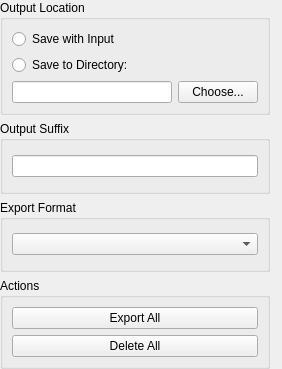
Old version of the form ilastik/applets/batchIo/batchIoDrawer.ui in the repository ilastik/ilastik.
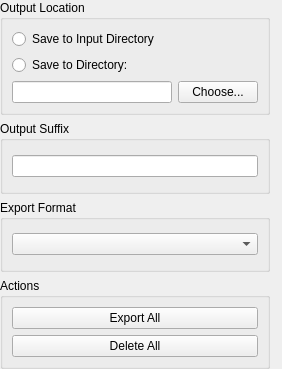
New version of the form.

```diff
--- a/ilastik/applets/batchIo/batchIoDrawer.ui
+++ b/ilastik/applets/batchIo/batchIoDrawer.ui
@@ -40,7 +40,7 @@
            <string>Save batch output datasets in the same directories as the input datasets</string>
           </property>
           <property name="text">
-           <string>Save with Input</string>
+           <string>Save to Input Directory</string>
           </property>
          </widget>
         </item>
```
